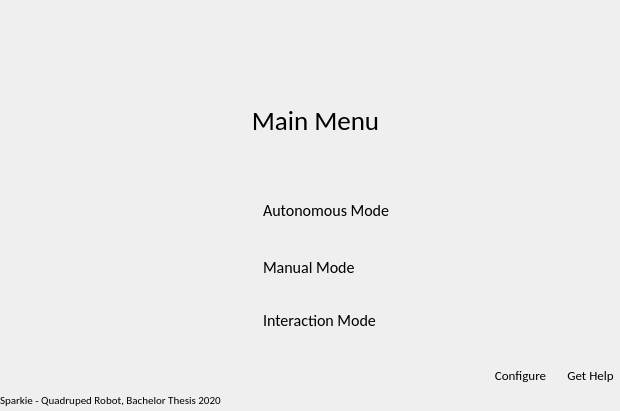
magnusoy/Sparkie, file gui/forms/welcome.ui: the form before one commit.
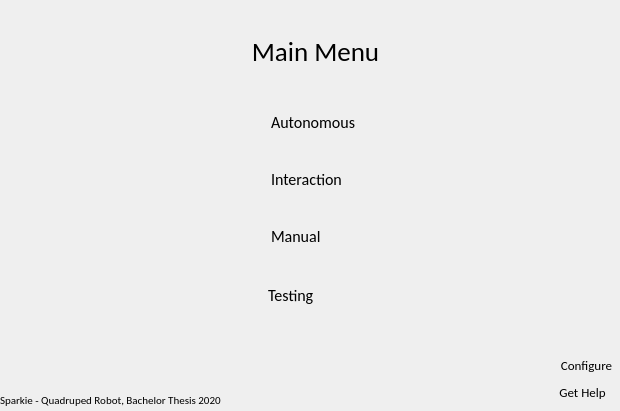
The form after the commit. Icons and pictures are not drawn.

Commit message: Building testing widget

```diff
--- a/gui/forms/welcome.ui
+++ b/gui/forms/welcome.ui
@@ -20,7 +20,7 @@
    <property name="geometry">
     <rect>
      <x>0</x>
-     <y>90</y>
+     <y>21</y>
      <width>631</width>
      <height>61</height>
     </rect>
@@ -81,8 +81,8 @@
   <widget class="QLabel" name="label_2">
    <property name="geometry">
     <rect>
-     <x>228</x>
-     <y>195</y>
+     <x>236</x>
+     <y>107</y>
      <width>31</width>
      <height>31</height>
     </rect>
@@ -100,8 +100,8 @@
   <widget class="QLabel" name="label_3">
    <property name="geometry">
     <rect>
-     <x>229</x>
-     <y>252</y>
+     <x>237</x>
+     <y>221</y>
      <width>31</width>
      <height>31</height>
     </rect>
@@ -119,8 +119,8 @@
   <widget class="QLabel" name="openManualModeLabel">
    <property name="geometry">
     <rect>
-     <x>263</x>
-     <y>252</y>
+     <x>271</x>
+     <y>221</y>
      <width>211</width>
      <height>31</height>
     </rect>
@@ -132,7 +132,7 @@
     </font>
    </property>
    <property name="text">
-    <string>Manual Mode</string>
+    <string>Manual</string>
    </property>
    <property name="alignment">
     <set>Qt::AlignLeading|Qt::AlignLeft|Qt::AlignVCenter</set>
@@ -141,8 +141,8 @@
   <widget class="QLabel" name="openAutonomousModeLabel">
    <property name="geometry">
     <rect>
-     <x>263</x>
-     <y>195</y>
+     <x>271</x>
+     <y>107</y>
      <width>211</width>
      <height>31</height>
     </rect>
@@ -154,7 +154,7 @@
     </font>
    </property>
    <property name="text">
-    <string>Autonomous Mode</string>
+    <string>Autonomous</string>
    </property>
    <property name="alignment">
     <set>Qt::AlignLeading|Qt::AlignLeft|Qt::AlignVCenter</set>
@@ -163,8 +163,8 @@
   <widget class="QLabel" name="openInteractModeLabel">
    <property name="geometry">
     <rect>
-     <x>263</x>
-     <y>305</y>
+     <x>271</x>
+     <y>164</y>
      <width>211</width>
      <height>31</height>
     </rect>
@@ -176,7 +176,7 @@
     </font>
    </property>
    <property name="text">
-    <string>Interaction Mode</string>
+    <string>Interaction</string>
    </property>
    <property name="alignment">
     <set>Qt::AlignLeading|Qt::AlignLeft|Qt::AlignVCenter</set>
@@ -185,8 +185,8 @@
   <widget class="QLabel" name="openGetHelpLabel">
    <property name="geometry">
     <rect>
-     <x>560</x>
-     <y>360</y>
+     <x>552</x>
+     <y>377</y>
      <width>61</width>
      <height>31</height>
     </rect>
@@ -207,8 +207,8 @@
   <widget class="QLabel" name="openConfigureLabel">
    <property name="geometry">
     <rect>
-     <x>490</x>
-     <y>360</y>
+     <x>556</x>
+     <y>350</y>
      <width>61</width>
      <height>31</height>
     </rect>
@@ -229,8 +229,8 @@
   <widget class="QLabel" name="label_5">
    <property name="geometry">
     <rect>
-     <x>228</x>
-     <y>305</y>
+     <x>236</x>
+     <y>164</y>
      <width>31</width>
      <height>31</height>
     </rect>
@@ -250,7 +250,7 @@
     <rect>
      <x>0</x>
      <y>390</y>
-     <width>619</width>
+     <width>301</width>
      <height>19</height>
     </rect>
    </property>
@@ -264,6 +264,85 @@
     <string>Sparkie - Quadruped Robot, Bachelor Thesis 2020</string>
    </property>
   </widget>
+  <widget class="QLabel" name="label_6">
+   <property name="geometry">
+    <rect>
+     <x>235</x>
+     <y>280</y>
+     <width>31</width>
+     <height>31</height>
+    </rect>
+   </property>
+   <property name="text">
+    <string/>
+   </property>
+   <property name="pixmap">
+    <pixmap>../static/img/icon/testmode.png</pixmap>
+   </property>
+   <property name="scaledContents">
+    <bool>true</bool>
+   </property>
+  </widget>
+  <widget class="QLabel" name="openTestingModeLabel">
+   <property name="geometry">
+    <rect>
+     <x>268</x>
+     <y>280</y>
+     <width>211</width>
+     <height>31</height>
+    </rect>
+   </property>
+   <property name="font">
+    <font>
+     <family>Calibri</family>
+     <pointsize>12</pointsize>
+    </font>
+   </property>
+   <property name="text">
+    <string>Testing</string>
+   </property>
+   <property name="alignment">
+    <set>Qt::AlignLeading|Qt::AlignLeft|Qt::AlignVCenter</set>
+   </property>
+  </widget>
+  <widget class="QLabel" name="label_7">
+   <property name="geometry">
+    <rect>
+     <x>537</x>
+     <y>356</y>
+     <width>20</width>
+     <height>20</height>
+    </rect>
+   </property>
+   <property name="text">
+    <string/>
+   </property>
+   <property name="pixmap">
+    <pixmap>../static/img/icon/settings.png</pixmap>
+   </property>
+   <property name="scaledContents">
+    <bool>true</bool>
+   </property>
+  </widget>
+  <widget class="QLabel" name="label_8">
+   <property name="geometry">
+    <rect>
+     <x>537</x>
+     <y>384</y>
+     <width>20</width>
+     <height>20</height>
+    </rect>
+   </property>
+   <property name="text">
+    <string/>
+   </property>
+   <property name="pixmap">
+    <pixmap>../static/img/icon/help.png</pixmap>
+   </property>
+   <property name="scaledContents">
+    <bool>true</bool>
+   </property>
+  </widget>
  </widget>
  <resources/>
  <connections/>
```
The commit also changes 23 other files.
